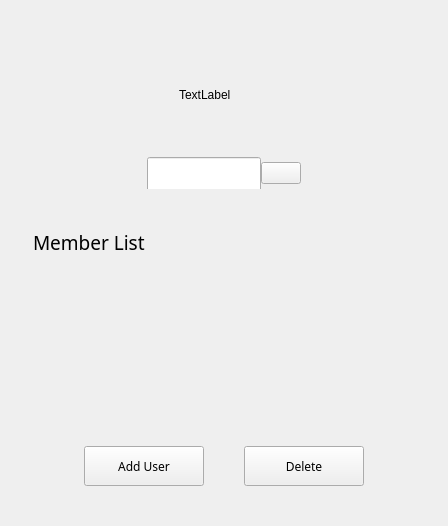
Before: the Qt Designer form plugins/group/src/pages/group-info-page/group-info-page.ui in openeuler-mirror/kiran-control-panel, drawn with Qt 5.
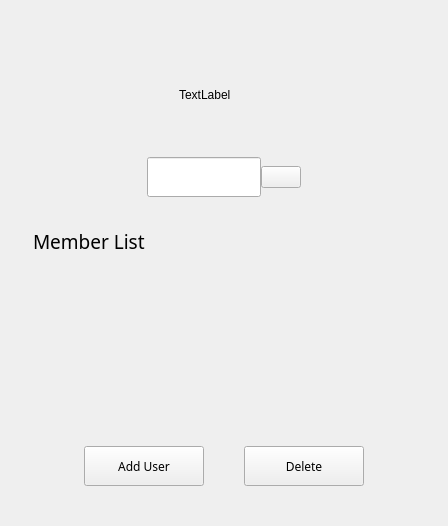
After: the same form once the commit is applied. Custom widgets are drawn as their Qt base class.

Commit message:
fix(plugins/group):Fix problem rename group name input box display incomplete
- 修复组名成输入框显示不全的问题

close #67654

```diff
--- a/plugins/group/src/pages/group-info-page/group-info-page.ui
+++ b/plugins/group/src/pages/group-info-page/group-info-page.ui
@@ -82,7 +82,7 @@
         <number>0</number>
        </property>
        <item>
-        <widget class="QWidget" name="" native="true">
+        <widget class="QWidget" name="widget" native="true">
          <property name="maximumSize">
           <size>
            <width>16777215</width>
@@ -154,7 +154,7 @@
         </widget>
        </item>
        <item>
-        <widget class="QWidget" name="" native="true">
+        <widget class="QWidget" name="widget" native="true">
          <property name="maximumSize">
           <size>
            <width>16777215</width>
@@ -168,6 +168,9 @@
           <property name="topMargin">
            <number>16</number>
           </property>
+          <property name="bottomMargin">
+           <number>0</number>
+          </property>
           <item>
            <spacer name="horizontalSpacer_5">
             <property name="orientation">
@@ -293,7 +296,7 @@
         </widget>
        </item>
        <item>
-        <widget class="QWidget" name="" native="true">
+        <widget class="QWidget" name="widget" native="true">
          <property name="maximumSize">
           <size>
            <width>16777215</width>
@@ -366,7 +369,7 @@
         </spacer>
        </item>
        <item>
-        <widget class="QWidget" name="" native="true">
+        <widget class="QWidget" name="widget" native="true">
          <property name="maximumSize">
           <size>
            <width>16777215</width>
```
Left out of the diff: 2 changed lines with no effect on the pictures.
